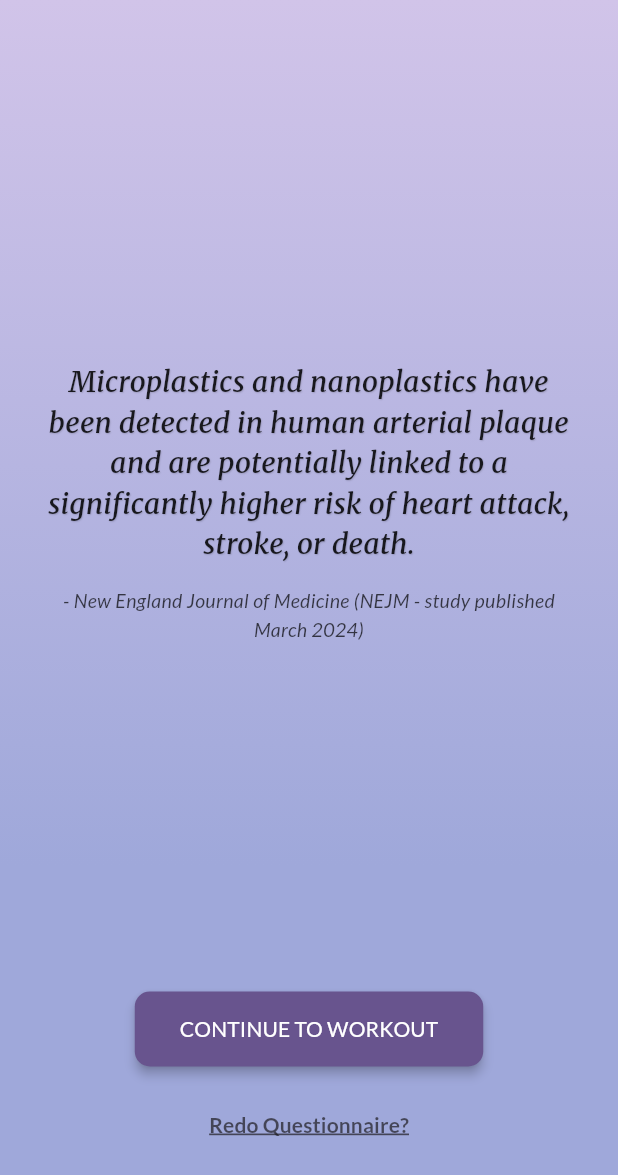
After one commit to FutureAtoms/Yuj, a Flutter app: the MindfulnessFactScreen screen opened directly, on a phone screen of 412 x 824 dp. The commit adds this screen. Shown: the top 1175 px of the screen. Run offline on Flutter 3.47's test engine with Material 3 defaults, Android fonts, the phone set to English and light mode, and no system bars; our stand-ins replace google_fonts, lottie, shared_preferences, supabase_flutter; accounts and stored records are empty; project files that could hold a hidden picture were left out.

Commit message:
feat: Implement mindfulness fact screen with dynamic loading

```diff
--- /dev/null
+++ b/lib/models/fact_item.dart
@@ -0,0 +1,130 @@
+import 'dart:convert';
+import 'package:flutter/services.dart' show rootBundle;
+import 'dart:math';
+
+// Generic base class (optional but can be useful)
+abstract class FactItem {
+  String get textToDisplay;
+  String get sourceToDisplay;
+}
+
+class HealthFact implements FactItem {
+  final String statement;
+  final String source;
+
+  HealthFact({required this.statement, required this.source});
+
+  factory HealthFact.fromJson(Map<String, dynamic> json) {
+    return HealthFact(
+      statement: json['statement'] as String,
+      source: json['source'] as String,
+    );
+  }
+
+  @override
+  String get textToDisplay => statement;
+
+  @override
+  String get sourceToDisplay => source;
+}
+
+class HealthMyth implements FactItem {
+  final String myth;
+  final String fact;
+  final String source;
+
+  HealthMyth({required this.myth, required this.fact, required this.source});
+
+  factory HealthMyth.fromJson(Map<String, dynamic> json) {
+    return HealthMyth(
+      myth: json['myth'] as String,
+      fact: json['fact'] as String,
+      source: json['source'] as String,
+    );
+  }
+
+  @override
+  // Display the corrective fact for myths
+  String get textToDisplay => fact;
+
+  @override
+  String get sourceToDisplay => source;
+}
+
+class HealthQuote implements FactItem {
+  final String quote;
+  final String author;
+
+  HealthQuote({required this.quote, required this.author});
+
+  factory HealthQuote.fromJson(Map<String, dynamic> json) {
+    return HealthQuote(
+      quote: json['quote'] as String,
+      author: json['author'] as String,
+    );
+  }
+
+  @override
+  String get textToDisplay => quote;
+
+  @override
+  String get sourceToDisplay => author;
+}
+
+// Helper class to load and provide facts
+class FactLoader {
+  List<FactItem> _allItems = [];
+  bool _isLoaded = false;
+
+  Future<void> loadFacts() async {
+    if (_isLoaded) return;
+
+    try {
+      // Load from the new file
+      final String response = await rootBundle.loadString(
+        'assets/facts_v2.json',
+      );
+      final data = json.decode(response) as Map<String, dynamic>;
+
+      final List<HealthFact> healthFacts =
+          (data['healthFacts'] as List)
+              .map((item) => HealthFact.fromJson(item as Map<String, dynamic>))
+              .toList();
+
+      final List<HealthMyth> healthMyths =
+          (data['healthMyths'] as List)
+              .map((item) => HealthMyth.fromJson(item as Map<String, dynamic>))
+              .toList();
+
+      final List<HealthQuote> healthQuotes =
+          (data['healthQuotes'] as List)
+              .map((item) => HealthQuote.fromJson(item as Map<String, dynamic>))
+              .toList();
+
+      // Combine all items into one list
+      _allItems = [...healthFacts, ...healthMyths, ...healthQuotes];
+      _isLoaded = true;
+      print(
+        "Facts loaded successfully from facts_v2.json. Total items: ${_allItems.length}",
+      );
+    } catch (e, stacktrace) {
+      // Add stacktrace
+      print("Error loading facts_v2.json: $e");
+      print("Stacktrace: $stacktrace"); // Print stacktrace for more details
+      // Handle error appropriately, maybe load default facts
+      _allItems = []; // Ensure list is empty on error
+    }
+  }
+
+  FactItem? getRandomFact() {
+    if (!_isLoaded || _allItems.isEmpty) {
+      print(
+        "FactLoader not loaded or items list is empty. Returning default.",
+      ); // Add print here
+      // Return a default/error item if not loaded or empty
+      return HealthFact(statement: "Could not load facts.", source: "System");
+    }
+    final random = Random();
+    return _allItems[random.nextInt(_allItems.length)];
+  }
+}
--- a/lib/screens/day_selection_screen.dart
+++ b/lib/screens/day_selection_screen.dart
@@ -84,6 +84,7 @@ class _DaySelectionScreenState extends State<DaySelectionScreen> {
     return Scaffold(
       appBar: AppBar(
         title: Text('$displayLevelName - Select Day'),
+        backgroundColor: colorScheme.primary, // Match button color
         // Theme handles styling
       ),
       body: Container(
--- /dev/null
+++ b/lib/screens/mindfulness_fact_screen.dart
@@ -0,0 +1,236 @@
+import 'package:flutter/material.dart';
+import 'package:shared_preferences/shared_preferences.dart';
+import 'package:google_fonts/google_fonts.dart'; // Import Google Fonts
+import './questionnaire_screen.dart';
+import './day_selection_screen.dart';
+import '../models/workout_level.dart'; // To parse level name
+import '../models/fact_item.dart'; // Import the new fact models and loader
+
+class MindfulnessFactScreen extends StatefulWidget {
+  const MindfulnessFactScreen({super.key});
+
+  @override
+  State<MindfulnessFactScreen> createState() => _MindfulnessFactScreenState();
+}
+
+class _MindfulnessFactScreenState extends State<MindfulnessFactScreen> {
+  // Use FactItem base class
+  FactItem? _factItem;
+  WorkoutLevelType? _savedLevel;
+  bool _isLoading = true;
+  final FactLoader _factLoader = FactLoader(); // Instance of the loader
+
+  @override
+  void initState() {
+    super.initState();
+    _loadDataAndSelectFact();
+  }
+
+  Future<void> _loadDataAndSelectFact() async {
+    setState(() => _isLoading = true);
+    try {
+      // Load facts using the loader
+      await _factLoader.loadFacts();
+      final selectedFact = _factLoader.getRandomFact();
+
+      // Load the saved workout level
+      final prefs = await SharedPreferences.getInstance();
+      final levelName = prefs.getString('selectedLevel');
+      WorkoutLevelType? level;
+      if (levelName != null) {
+        level = WorkoutLevelType.values.firstWhere((e) => e.name == levelName);
+      }
+
+      setState(() {
+        _factItem = selectedFact;
+        _savedLevel = level;
+        _isLoading = false;
+      });
+    } catch (e) {
+      print("Error loading data/fact: $e");
+      setState(() {
+        _factItem = HealthFact(
+          statement: "Could not load fact. Please proceed.",
+          source: "System",
+        );
+        _isLoading = false;
+      });
+    }
+  }
+
+  void _navigateToWorkout() {
+    if (_savedLevel != null) {
+      Navigator.of(context).pushReplacement(
+        MaterialPageRoute(
+          builder: (context) => DaySelectionScreen(levelType: _savedLevel!),
+        ),
+      );
+    } else {
+      // Handle error - maybe navigate back to questionnaire or show error
+      ScaffoldMessenger.of(context).showSnackBar(
+        const SnackBar(
+          content: Text(
+            'Error: Workout level not found. Please redo questionnaire.',
+          ),
+        ),
+      );
+      Navigator.of(context).pushReplacement(
+        MaterialPageRoute(builder: (context) => const QuestionnaireScreen()),
+      );
+    }
+  }
+
+  void _navigateToQuestionnaire() {
+    Navigator.of(context).pushReplacement(
+      MaterialPageRoute(builder: (context) => const QuestionnaireScreen()),
+    );
+  }
+
+  // Helper to build the text display based on the fact type
+  Widget _buildFactDisplay(BuildContext context, FactItem item) {
+    final theme = Theme.of(context);
+    final textStyle = GoogleFonts.merriweather(
+      // Use Merriweather
+      fontSize: 19, // Further reduced font size
+      fontStyle: FontStyle.italic,
+      fontWeight: FontWeight.w500,
+      color: Colors.black.withOpacity(0.85),
+      height: 1.4, // Improve line spacing
+      shadows: [
+        Shadow(
+          blurRadius: 0.5,
+          color: Colors.black.withOpacity(0.15),
+          offset: const Offset(0.5, 0.5),
+        ),
+      ],
+    );
+    final sourceStyle = theme.textTheme.bodyMedium?.copyWith(
+      fontStyle: FontStyle.italic,
+      color: Colors.black.withOpacity(0.7),
+      fontSize: 13, // Also slightly reduce source size
+    );
+
+    if (item is HealthMyth) {
+      return Column(
+        mainAxisAlignment: MainAxisAlignment.center,
+        children: [
+          Text(
+            "Myth: ${item.myth}",
+            style: textStyle.copyWith(
+              fontWeight: FontWeight.bold,
+              fontStyle: FontStyle.normal,
+            ), // Bold for myth
+            textAlign: TextAlign.center,
+          ),
+          const SizedBox(height: 15),
+          Text(
+            "Fact: ${item.fact}",
+            style: textStyle, // Italic for fact
+            textAlign: TextAlign.center,
+          ),
+          const SizedBox(height: 15),
+          Text(
+            "- ${item.sourceToDisplay}",
+            style: sourceStyle,
+            textAlign: TextAlign.center,
+          ),
+        ],
+      );
+    } else {
+      // Standard fact or quote display
+      return Column(
+        mainAxisAlignment: MainAxisAlignment.center,
+        children: [
+          Text(
+            item.textToDisplay,
+            style: textStyle,
+            textAlign: TextAlign.center,
+          ),
+          const SizedBox(height: 15),
+          Text(
+            "- ${item.sourceToDisplay}",
+            style: sourceStyle,
+            textAlign: TextAlign.center,
+          ),
+        ],
+      );
+    }
+  }
+
+  @override
+  Widget build(BuildContext context) {
+    final theme = Theme.of(context);
+
+    return Scaffold(
+      body: Container(
+        // Improved background gradient
+        decoration: BoxDecoration(
+          gradient: LinearGradient(
+            begin: Alignment.topCenter,
+            end: Alignment.bottomCenter,
+            colors: [
+              Colors.deepPurple.shade100,
+              Colors.indigo.shade200,
+              // Colors.teal.shade100,
+              // Colors.lightBlue.shade200,
+            ],
+            stops: const [0.0, 0.7], // Adjust stops for smoother transition
+          ),
+        ),
+        child: SafeArea(
+          // Ensure content avoids notches/status bar
+          child: Center(
+            child: Padding(
+              padding: const EdgeInsets.symmetric(
+                horizontal: 30.0,
+                vertical: 50.0,
+              ),
+              child: Column(
+                mainAxisAlignment: MainAxisAlignment.center,
+                crossAxisAlignment: CrossAxisAlignment.center,
+                children: [
+                  if (_isLoading)
+                    const CircularProgressIndicator(color: Colors.white)
+                  else if (_factItem != null)
+                    Expanded(
+                      // Use the helper method to build the display
+                      child: _buildFactDisplay(context, _factItem!),
+                    ),
+                  const SizedBox(height: 40),
+                  if (!_isLoading)
+                    ElevatedButton(
+                      style: ElevatedButton.styleFrom(
+                        // Use theme colors for consistency
+                        backgroundColor: theme.colorScheme.primary,
+                        foregroundColor: theme.colorScheme.onPrimary,
+                        padding: const EdgeInsets.symmetric(
+                          horizontal: 30,
+                          vertical: 15,
+                        ),
+                      ),
+                      onPressed: _navigateToWorkout,
+                      child: const Text('CONTINUE TO WORKOUT'),
+                    ),
+                  const SizedBox(height: 15),
+                  if (!_isLoading)
+                    TextButton(
+                      onPressed: _navigateToQuestionnaire,
+                      child: Text(
+                        'Redo Questionnaire?',
+                        style: TextStyle(
+                          color: theme.colorScheme.onSurface.withOpacity(0.7),
+                          decoration: TextDecoration.underline, // Add underline
+                          decorationColor: theme.colorScheme.onSurface
+                              .withOpacity(0.7), // Match color
+                        ),
+                      ),
+                    ),
+                ],
+              ),
+            ),
+          ),
+        ),
+      ),
+    );
+  }
+}
--- a/pubspec.yaml
+++ b/pubspec.yaml
@@ -76,6 +76,7 @@ flutter:
   assets:
     - assets/images/
     - assets/animations/
+    - assets/facts_v2.json
   #   - images/a_dot_burr.jpeg
   #   - images/a_dot_ham.jpeg
 
```
Also changed, not shown: assets/facts_v2.json (added, +155 -0 lines), lib/screens/questionnaire_screen.dart (+13 -4 lines), lib/screens/splash_screen.dart (+30 -8 lines).
